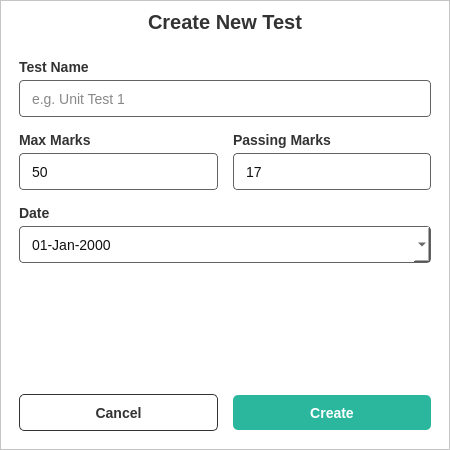
Qt form ui/QTFiles/Components/createTestPopup.ui (fizzycoding/Attendance-Management-System--College) before a commit.
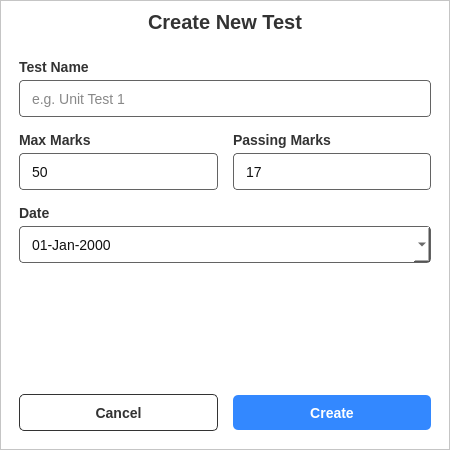
The same form after that commit.

Patch:
```diff
--- a/ui/QTFiles/Components/createTestPopup.ui
+++ b/ui/QTFiles/Components/createTestPopup.ui
@@ -50,7 +50,7 @@
 QPushButton {
     height: 35px;
     padding: 0 16px;
-    background-color: #2ab79d;
+background-color : #3388FF;
     color: white;
     font-family: &quot;Segoe UI&quot;;
     font-size: 14px;
```
Left out of the diff: 13 changed lines with no effect on the pictures.
